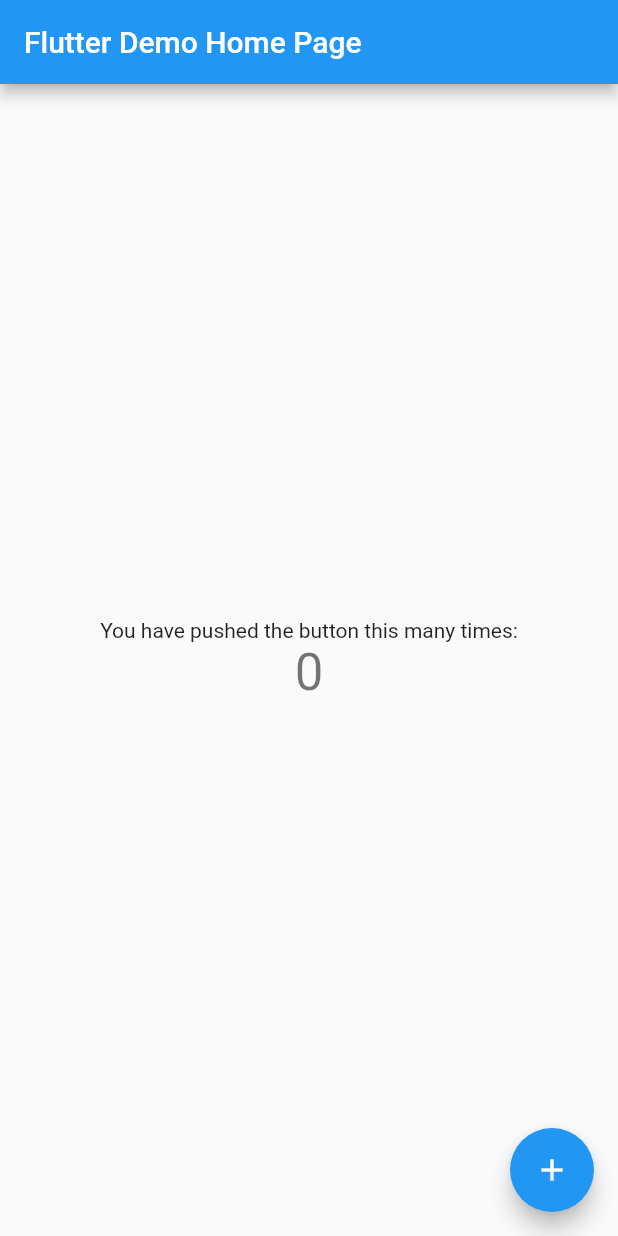
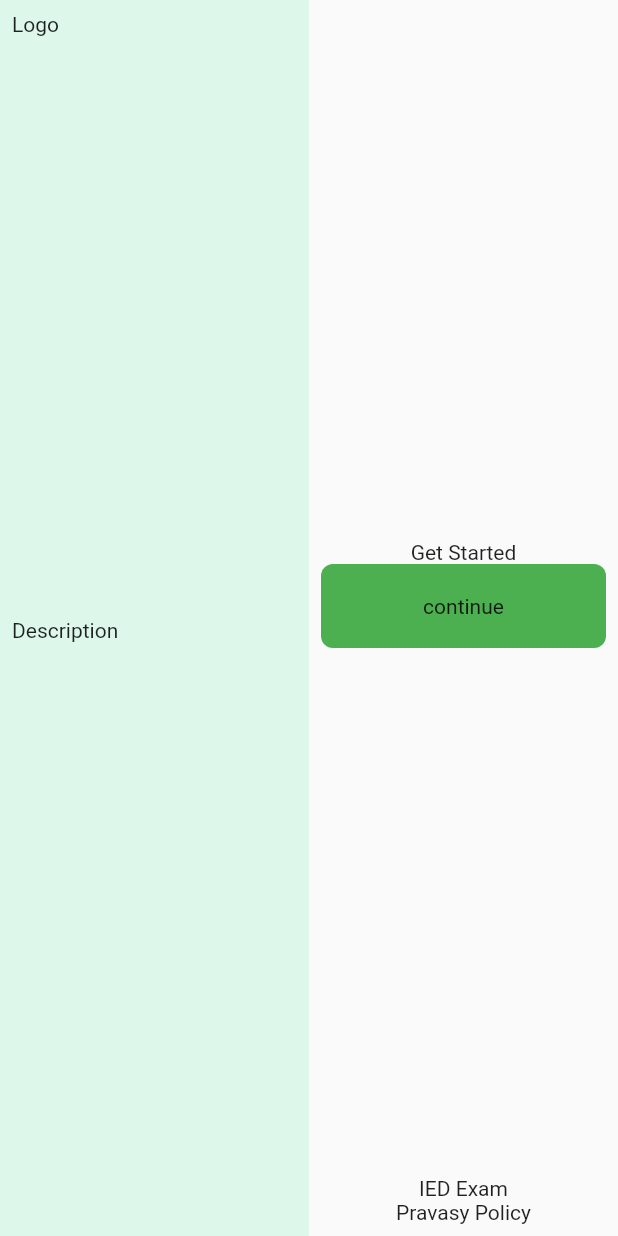
Before and after one commit to JuriPat/Futter-Esame, a Flutter app: the screen it shows after launch, on a phone screen of 412 x 824 dp. Run offline on Flutter 3.47's test engine with Material 2 defaults, Android fonts, the phone set to English and light mode, and no system bars.

Commit message:
aggiunzioni dettagli interfaccia

```diff
--- a/lib/main.dart
+++ b/lib/main.dart
@@ -1,4 +1,5 @@
 import 'package:flutter/material.dart';
+import 'package:flutteresame/src/presentazion/auth/views/auth_views.dart';
 
 void main() {
   runApp(const MyApp());
@@ -24,92 +25,7 @@
         // is not restarted.
         primarySwatch: Colors.blue,
       ),
-      home: const MyHomePage(title: 'Flutter Demo Home Page'),
+      home: const AuthConnector(),
     );
   }
 }
-
-class MyHomePage extends StatefulWidget {
-  const MyHomePage({super.key, required this.title});
-
-  // This widget is the home page of your application. It is stateful, meaning
-  // that it has a State object (defined below) that contains fields that affect
-  // how it looks.
-
-  // This class is the configuration for the state. It holds the values (in this
-  // case the title) provided by the parent (in this case the App widget) and
-  // used by the build method of the State. Fields in a Widget subclass are
-  // always marked "final".
-
-  final String title;
-
-  @override
-  State<MyHomePage> createState() => _MyHomePageState();
-}
-
-class _MyHomePageState extends State<MyHomePage> {
-  int _counter = 0;
-
-  void _incrementCounter() {
-    setState(() {
-      // This call to setState tells the Flutter framework that something has
-      // changed in this State, which causes it to rerun the build method below
-      // so that the display can reflect the updated values. If we changed
-      // _counter without calling setState(), then the build method would not be
-      // called again, and so nothing would appear to happen.
-      _counter++;
-    });
-  }
-
-  @override
-  Widget build(BuildContext context) {
-    // This method is rerun every time setState is called, for instance as done
-    // by the _incrementCounter method above.
-    //
-    // The Flutter framework has been optimized to make rerunning build methods
-    // fast, so that you can just rebuild anything that needs updating rather
-    // than having to individually change instances of widgets.
-    return Scaffold(
-      appBar: AppBar(
-        // Here we take the value from the MyHomePage object that was created by
-        // the App.build method, and use it to set our appbar title.
-        title: Text(widget.title),
-      ),
-      body: Center(
-        // Center is a layout widget. It takes a single child and positions it
-        // in the middle of the parent.
-        child: Column(
-          // Column is also a layout widget. It takes a list of children and
-          // arranges them vertically. By default, it sizes itself to fit its
-          // children horizontally, and tries to be as tall as its parent.
-          //
-          // Invoke "debug painting" (press "p" in the console, choose the
-          // "Toggle Debug Paint" action from the Flutter Inspector in Android
-          // Studio, or the "Toggle Debug Paint" command in Visual Studio Code)
-          // to see the wireframe for each widget.
-          //
-          // Column has various properties to control how it sizes itself and
-          // how it positions its children. Here we use mainAxisAlignment to
-          // center the children vertically; the main axis here is the vertical
-          // axis because Columns are vertical (the cross axis would be
-          // horizontal).
-          mainAxisAlignment: MainAxisAlignment.center,
-          children: <Widget>[
-            const Text(
-              'You have pushed the button this many times:',
-            ),
-            Text(
-              '$_counter',
-              style: Theme.of(context).textTheme.headlineMedium,
-            ),
-          ],
-        ),
-      ),
-      floatingActionButton: FloatingActionButton(
-        onPressed: _incrementCounter,
-        tooltip: 'Increment',
-        child: const Icon(Icons.add),
-      ), // This trailing comma makes auto-formatting nicer for build methods.
-    );
-  }
-}
--- /dev/null
+++ b/lib/src/presentazion/auth/views/auth_views.dart
@@ -0,0 +1,58 @@
+import 'package:flutter/material.dart';
+import 'package:flutteresame/src/presentazion/auth/widgets/social_button.dart';
+
+class AuthConnector extends StatelessWidget {
+  const AuthConnector({super.key});
+
+  @override
+  Widget build(BuildContext context) {
+    return Scaffold(
+      body: Row(
+        children: [
+          Expanded(
+            child: ColoredBox(
+              color: Colors.greenAccent.withOpacity(0.2),
+              child: Padding(
+                padding: const EdgeInsets.all(8.0),
+                child: Column(
+                  mainAxisAlignment: MainAxisAlignment.spaceBetween,
+                  crossAxisAlignment: CrossAxisAlignment.start,
+                  children: const [
+                    Text('Logo'),
+                    Text('Description'),
+                    SizedBox.shrink()
+                  ],
+                ),
+              ),
+            ),
+          ),
+
+          ///form
+          Expanded(
+            child: Padding(
+              padding: const EdgeInsets.all(8.0),
+              child: Column(
+                mainAxisAlignment: MainAxisAlignment.spaceBetween,
+                children: [
+                  const SizedBox.shrink(),
+                  Column(
+                    children: const [
+                      Text('Get Started'),
+                      SocialButton(),
+                    ],
+                  ),
+                  Column(
+                    children: const [
+                      Text('IED Exam'),
+                      Text('Pravasy Policy'),
+                    ],
+                  )
+                ],
+              ),
+            ),
+          ),
+        ],
+      ),
+    );
+  }
+}
--- /dev/null
+++ b/lib/src/presentazion/auth/widgets/social_button.dart
@@ -0,0 +1,40 @@
+import 'package:flutter/material.dart';
+
+class SocialButton extends StatefulWidget {
+  const SocialButton({super.key});
+
+  @override
+  State<SocialButton> createState() => _SocialButtonState();
+}
+
+class _SocialButtonState extends State<SocialButton> {
+  var isHovered = false;
+
+  @override
+  Widget build(BuildContext context) {
+    return MouseRegion(
+      onEnter: (_) {
+        setState(() {
+          isHovered = true;
+        });
+      },
+      onExit: (_) {
+        setState(() {
+          isHovered = false;
+        });
+      },
+      child: AnimatedContainer(
+        duration: const Duration(microseconds: 200),
+        curve: Curves.easeInOut,
+        height: 56,
+        decoration: BoxDecoration(
+          color: isHovered ? Colors.greenAccent.shade700 : Colors.green,
+          borderRadius: BorderRadius.circular(8),
+        ),
+        child: const Center(
+          child: Text('continue'),
+        ),
+      ),
+    );
+  }
+}
```
